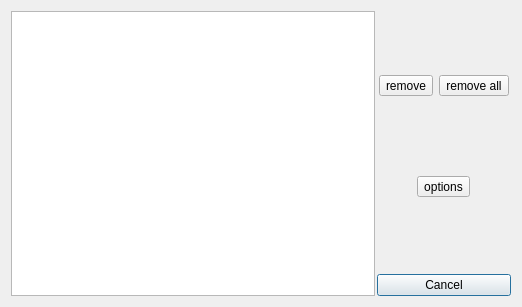
This is FalconCalcQt/HistoryDialog.ui in solyoma/FalconCalc as Qt 5 draws it before an edit. The edited form follows.
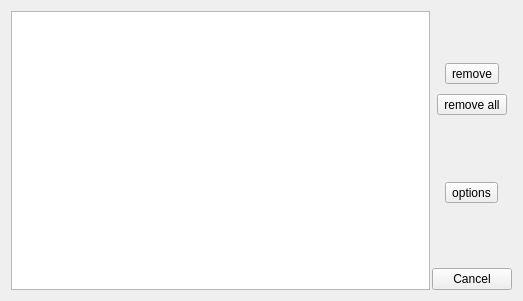
This is the edited form. Icons and pictures are not drawn.

Commit message: WIP: all dialog windows is modern dialog windows

```diff
--- a/FalconCalcQt/HistoryDialog.ui
+++ b/FalconCalcQt/HistoryDialog.ui
@@ -1,15 +1,21 @@
 <?xml version="1.0" encoding="UTF-8"?>
 <ui version="4.0">
  <class>HistoryDialogClass</class>
- <widget class="QDialog" name="HistoryDialogClass">
+ <widget class="QWidget" name="HistoryDialogClass">
   <property name="geometry">
    <rect>
     <x>0</x>
     <y>0</y>
-    <width>522</width>
-    <height>307</height>
+    <width>523</width>
+    <height>301</height>
    </rect>
   </property>
+  <property name="minimumSize">
+   <size>
+    <width>522</width>
+    <height>0</height>
+   </size>
+  </property>
   <property name="windowTitle">
    <string>FalconCalc - History</string>
   </property>
@@ -22,7 +28,14 @@
     <number>2</number>
    </property>
    <item>
-    <widget class="QListWidget" name="lstHistory"/>
+    <widget class="QListWidget" name="lstHistory">
+     <property name="minimumSize">
+      <size>
+       <width>0</width>
+       <height>0</height>
+      </size>
+     </property>
+    </widget>
    </item>
    <item>
     <layout class="QVBoxLayout">
@@ -86,6 +99,30 @@
           </property>
          </widget>
         </item>
+       </layout>
+      </widget>
+     </item>
+     <item>
+      <widget class="QWidget" name="widget_3" native="true">
+       <property name="minimumSize">
+        <size>
+         <width>0</width>
+         <height>0</height>
+        </size>
+       </property>
+       <layout class="QHBoxLayout" name="horizontalLayout_4">
+        <property name="leftMargin">
+         <number>2</number>
+        </property>
+        <property name="topMargin">
+         <number>2</number>
+        </property>
+        <property name="rightMargin">
+         <number>2</number>
+        </property>
+        <property name="bottomMargin">
+         <number>2</number>
+        </property>
         <item>
          <widget class="QToolButton" name="btnRemoveAll">
           <property name="sizePolicy">
@@ -163,6 +200,12 @@
      </item>
      <item>
       <widget class="QPushButton" name="btnCancel">
+       <property name="sizePolicy">
+        <sizepolicy hsizetype="Preferred" vsizetype="Fixed">
+         <horstretch>0</horstretch>
+         <verstretch>0</verstretch>
+        </sizepolicy>
+       </property>
        <property name="text">
         <string>Cancel</string>
        </property>
```
Left out of the diff: 28 changed lines with no effect on the pictures. The commit also changes 26 other files.
